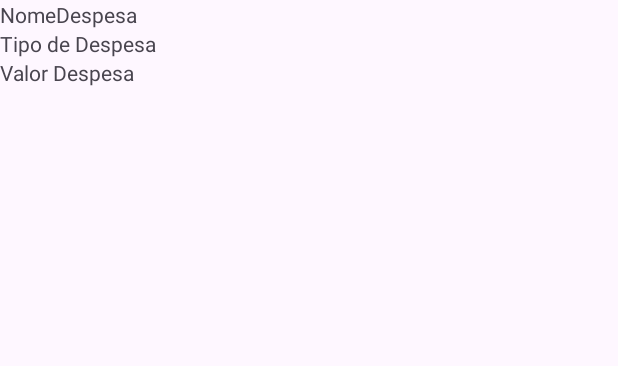
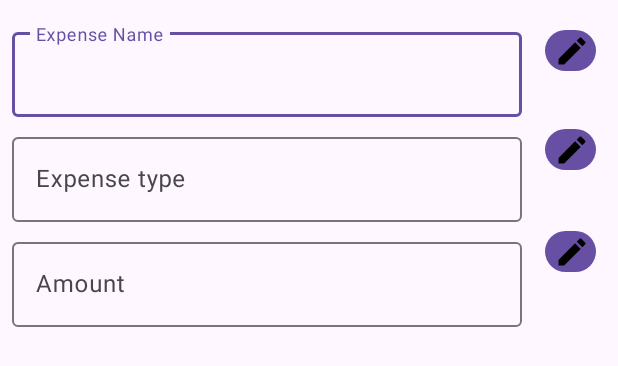
Before and after one commit to andregod/AppBudgetV2, an Android app: the layout fragment_ver_despesa.xml on its own in the app's theme, with its tools: preview values and no code run, on a phone screen of 412 x 824 dp. Shown: the top 366 px of the screen. Run offline under Robolectric (Android 15) with nearby library versions, the phone set to English and light mode, and no system bars.

Commit message:
Começo da criação da opção editar

```diff
--- a/app/src/main/java/com/example/appbudgetv2/VerDespesaFragment.kt
+++ b/app/src/main/java/com/example/appbudgetv2/VerDespesaFragment.kt
@@ -37,6 +37,7 @@ class VerDespesaFragment : Fragment() {
         inflater: LayoutInflater, container: ViewGroup?,
         savedInstanceState: Bundle?
     ): View? {
+
         // Inflate the layout for this fragment
         _binding = FragmentVerDespesaBinding.inflate(inflater, container, false)
         return binding.root
@@ -51,9 +52,22 @@ class VerDespesaFragment : Fragment() {
 
         despesa = VerDespesaFragmentArgs.fromBundle(requireArguments()).despesa
 
-        binding.textViewVerNomeDespesa.text = despesa.nomeDespesa
-        binding.textViewVerTipoDespesa.text = despesa.tipo
-        binding.textViewVerValorDespesa.text = despesa.valorAcumulado.toString()
+
+
+
+        binding.NomeDespesa.setText(despesa.nomeDespesa)
+        binding.textViewVerTipoDespesa.setText(despesa.tipo)
+        binding.textViewVerValorDespesa.setText(despesa.valorAcumulado.toString())
+
+        val NomeDespesa = binding.NomeDespesa
+        NomeDespesa.isEnabled = false
+
+        val textViewVerTipoDespesa = binding.textViewVerTipoDespesa
+        textViewVerTipoDespesa.isEnabled = false
+
+        val textViewVerValorDespesa = binding.textViewVerValorDespesa
+        textViewVerValorDespesa.isEnabled = false
+
 
     }
     fun processaOpcaoMenu(item: MenuItem) : Boolean {
@@ -93,7 +107,7 @@ class VerDespesaFragment : Fragment() {
             Toast.makeText(requireContext(), getString(R.string.Despesa_eliminado_com_sucesso), Toast.LENGTH_LONG).show()
             voltaListaDespesa()
         } else {
-            Snackbar.make(binding.textViewVerNomeDespesa, getString(R.string.erro_eliminar_Despesa), Snackbar.LENGTH_INDEFINITE)
+            Snackbar.make(binding.NomeDespesa, getString(R.string.erro_eliminar_Despesa), Snackbar.LENGTH_INDEFINITE)
         }
     }
 
--- a/app/src/main/res/layout/fragment_ver_despesa.xml
+++ b/app/src/main/res/layout/fragment_ver_despesa.xml
@@ -7,27 +7,100 @@
     android:layout_height="match_parent"
     tools:context=".VerDespesaFragment">
 
-    <TextView
-        android:id="@+id/textViewVerNomeDespesa"
-        android:layout_width="wrap_content"
+    <Button
+        android:id="@+id/buttonWithIcon"
+        android:layout_width="34dp"
+        android:layout_height="35dp"
+        android:layout_gravity="center"
+        android:drawableLeft="@drawable/baseline_edit_24"
+        android:padding="6dp"
+        android:text=""
+        app:layout_constraintEnd_toEndOf="parent"
+        app:layout_constraintStart_toEndOf="@+id/textInputLayoutNomeDespesas"
+        app:layout_constraintTop_toTopOf="@+id/textInputLayoutNomeDespesas"
+        tools:ignore="SpeakableTextPresentCheck,TouchTargetSizeCheck" />
+
+    <Button
+        android:id="@+id/buttonWithIcon2"
+        android:layout_width="34dp"
+        android:layout_height="35dp"
+        android:layout_gravity="center"
+        android:drawableLeft="@drawable/baseline_edit_24"
+        android:padding="6dp"
+        android:text=""
+        app:layout_constraintBottom_toBottomOf="@+id/textInputLayout2"
+        app:layout_constraintEnd_toEndOf="parent"
+        app:layout_constraintStart_toEndOf="@+id/textInputLayout2"
+        app:layout_constraintTop_toBottomOf="@+id/buttonWithIcon"
+        tools:ignore="SpeakableTextPresentCheck,TouchTargetSizeCheck" />
+
+    <Button
+        android:id="@+id/buttonWithIcon3"
+        android:layout_width="34dp"
+        android:layout_height="35dp"
+        android:layout_gravity="center"
+        android:drawableLeft="@drawable/baseline_edit_24"
+        android:padding="6dp"
+        android:text=""
+        app:layout_constraintBottom_toBottomOf="@+id/textInputLayout3"
+        app:layout_constraintEnd_toEndOf="parent"
+        app:layout_constraintStart_toEndOf="@+id/textInputLayout3"
+        app:layout_constraintTop_toBottomOf="@+id/buttonWithIcon2"
+        tools:ignore="SpeakableTextPresentCheck,TouchTargetSizeCheck" />
+
+    <com.google.android.material.textfield.TextInputLayout
+        android:id="@+id/textInputLayoutNomeDespesas"
+        android:layout_width="0dp"
         android:layout_height="wrap_content"
-        android:text="NomeDespesa"
+        android:layout_marginStart="8dp"
+        android:layout_marginTop="16dp"
+        android:layout_marginEnd="64dp"
+        app:layout_constraintEnd_toEndOf="parent"
         app:layout_constraintStart_toStartOf="parent"
-        app:layout_constraintTop_toTopOf="parent" />
+        app:layout_constraintTop_toTopOf="parent"
+        tools:ignore="MissingConstraints">
 
-    <TextView
-        android:id="@+id/textViewVerTipoDespesa"
-        android:layout_width="wrap_content"
+        <com.google.android.material.textfield.TextInputEditText
+            android:id="@+id/NomeDespesa"
+            android:layout_width="match_parent"
+            android:layout_height="wrap_content"
+            android:hint="@string/NameDespesas" />
+    </com.google.android.material.textfield.TextInputLayout>
+
+    <com.google.android.material.textfield.TextInputLayout
+        android:id="@+id/textInputLayout2"
+        android:layout_width="0dp"
         android:layout_height="wrap_content"
-        android:text="Tipo de Despesa"
+        android:layout_marginStart="8dp"
+        android:layout_marginTop="8dp"
+        android:layout_marginEnd="64dp"
+        app:layout_constraintEnd_toEndOf="parent"
         app:layout_constraintStart_toStartOf="parent"
-        app:layout_constraintTop_toBottomOf="@+id/textViewVerNomeDespesa" />
+        app:layout_constraintTop_toBottomOf="@+id/textInputLayoutNomeDespesas">
 
-    <TextView
-        android:id="@+id/textViewVerValorDespesa"
-        android:layout_width="wrap_content"
+        <com.google.android.material.textfield.TextInputEditText
+            android:id="@+id/textViewVerTipoDespesa"
+            android:layout_width="match_parent"
+            android:layout_height="wrap_content"
+            android:hint="@string/TipoDespesas" />
+    </com.google.android.material.textfield.TextInputLayout>
+
+    <com.google.android.material.textfield.TextInputLayout
+        android:id="@+id/textInputLayout3"
+        android:layout_width="0dp"
         android:layout_height="wrap_content"
-        android:text="Valor Despesa"
+        android:layout_marginStart="8dp"
+        android:layout_marginTop="8dp"
+        android:layout_marginEnd="64dp"
+        app:layout_constraintEnd_toEndOf="parent"
         app:layout_constraintStart_toStartOf="parent"
-        app:layout_constraintTop_toBottomOf="@+id/textViewVerTipoDespesa" />
+        app:layout_constraintTop_toBottomOf="@+id/textInputLayout2">
+
+        <com.google.android.material.textfield.TextInputEditText
+            android:id="@+id/textViewVerValorDespesa"
+            android:layout_width="match_parent"
+            android:layout_height="wrap_content"
+            android:hint="@string/ValorTotal" />
+    </com.google.android.material.textfield.TextInputLayout>
+
 </androidx.constraintlayout.widget.ConstraintLayout>
```
